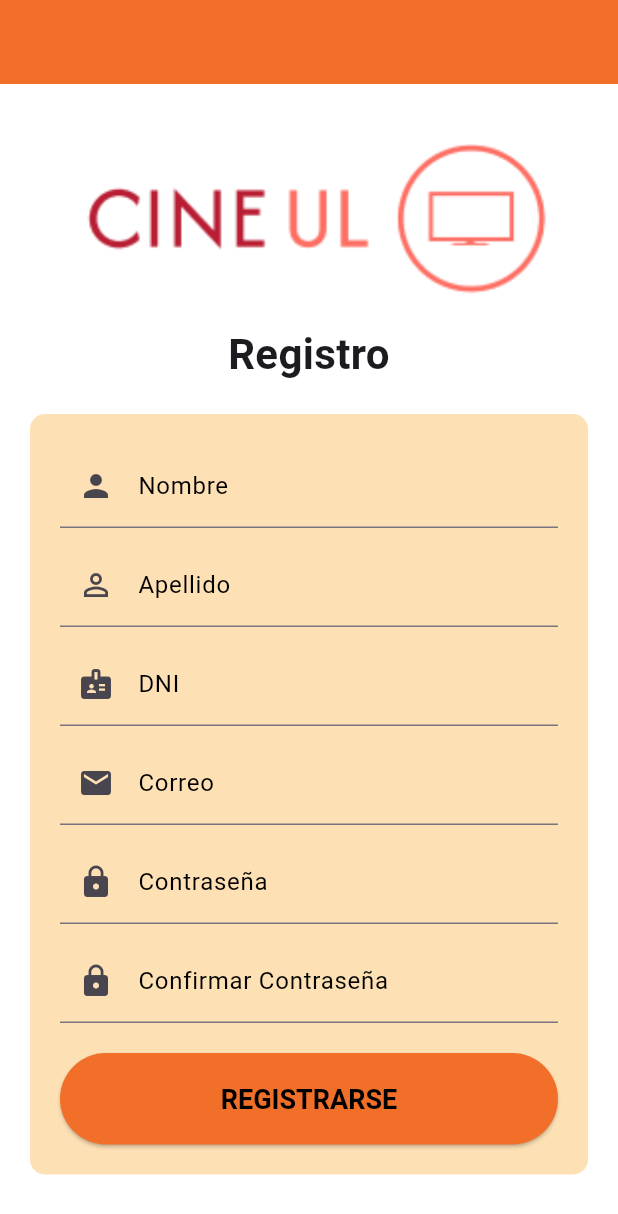
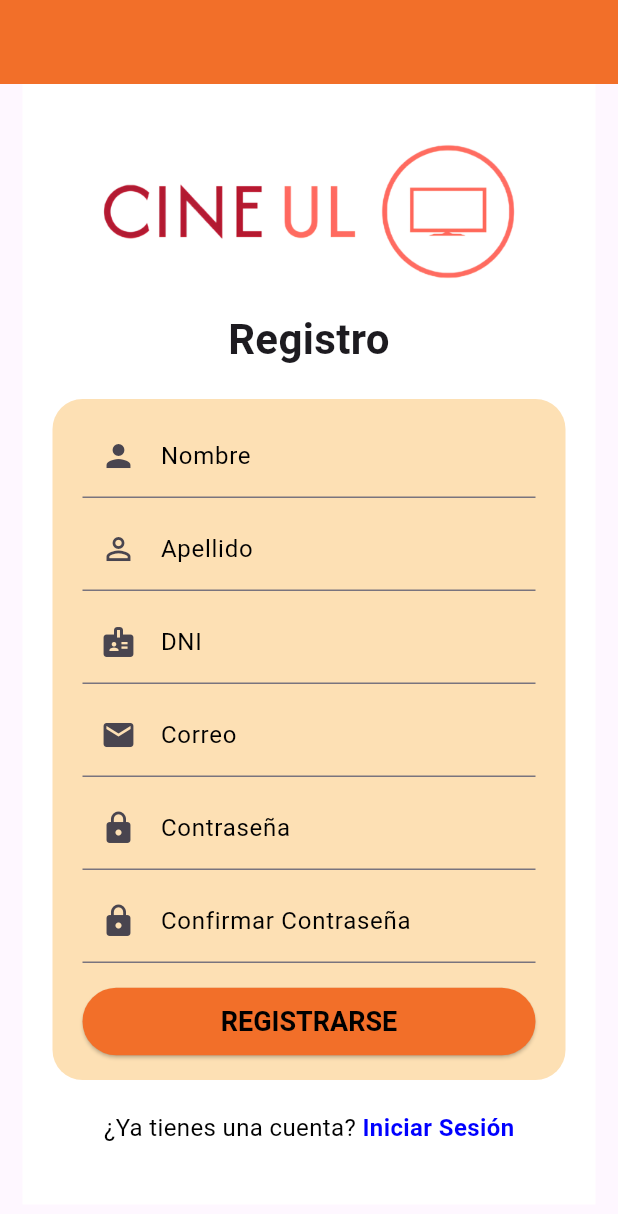
Before and after one commit to IgnaciodeJesus/Progra_Movil, a Flutter app: the screen it shows after launch, after a tap on "LOGIN", after a tap on "Regístrate", on a phone screen of 412 x 824 dp. Shown: the top 1214 px of the screen. Run offline on Flutter 3.47's test engine with Material 3 defaults, Android fonts, the light colour scheme and no system bars; our stand-ins replace carousel_slider, flutter_keyboard_visibility, flutter_svg, font_awesome_flutter, get, google_fonts and 2 more.

Commit message:
standarized login/signup/recovery + appname/logo

```diff
--- a/cineulima/lib/pages/login/loginPage.dart
+++ b/cineulima/lib/pages/login/loginPage.dart
@@ -1,7 +1,7 @@
-import 'package:flutter/cupertino.dart';
 import 'package:flutter/material.dart';
 import 'package:get/get.dart';
 import 'package:font_awesome_flutter/font_awesome_flutter.dart';
+import '../../Widgets/AppBar.dart';
 import './loginController.dart';
 import 'package:google_fonts/google_fonts.dart';
 
@@ -10,18 +10,19 @@ class LoginPage extends StatelessWidget {
 
   Widget _form(BuildContext context, bool isKeyBoardOpen) {
     return Container(
-      height: 290,
       decoration: BoxDecoration(
         color: Color(0xFFFDE0B4),
         borderRadius: BorderRadius.circular(20),
       ),
       margin: EdgeInsets.fromLTRB(
         MediaQuery.of(context).size.width * 0.1, // Margen izquierdo
-        MediaQuery.of(context).size.width * (isKeyBoardOpen ? 0.3 : 0.65), //  Margen superior
+        MediaQuery.of(context).size.width *
+            (isKeyBoardOpen ? 0.3 : 0.65), //  Margen superior
         MediaQuery.of(context).size.width * 0.1, // Margen derecho
-        MediaQuery.of(context).size.width * 0.1, // Margen inferior
+        MediaQuery.of(context).size.width *
+            (isKeyBoardOpen ? 0.05 : 0.5), // Margen inferior
       ),
-      padding: EdgeInsets.all(20),
+      padding: EdgeInsets.symmetric(horizontal: 20, vertical: 10),
       child: Column(
         mainAxisAlignment: MainAxisAlignment.start,
         children: [
@@ -40,13 +41,13 @@ class LoginPage extends StatelessWidget {
                 contentPadding:
                     EdgeInsets.symmetric(vertical: 10, horizontal: 10),
                 focusedBorder: UnderlineInputBorder(
-                  borderSide: BorderSide(
-                      color: Colors.black),
+                  borderSide: BorderSide(color: Colors.black),
                   // Color del borde al enfocar
                 ),
                 prefixIcon: Icon(
                   Icons.person, // Aquí puedes poner el ícono que desees
-                color: Colors.black, // Ajusta el color del ícono si es necesario
+                  color:
+                      Colors.black, // Ajusta el color del ícono si es necesario
                 ),
               ),
               controller: control.userController,
@@ -70,7 +71,8 @@ class LoginPage extends StatelessWidget {
                 ),
                 prefixIcon: Icon(
                   Icons.lock, // Ícono de candado
-                color: Colors.black, // Ajusta el color del ícono si es necesario
+                  color:
+                      Colors.black, // Ajusta el color del ícono si es necesario
                 ),
               ),
               controller: control.passController,
@@ -92,7 +94,8 @@ class LoginPage extends StatelessWidget {
                   padding: EdgeInsets
                       .zero, // Padding cero para eliminar el espacio interno
                   shape: RoundedRectangleBorder(
-                    borderRadius: BorderRadius.circular(30.0), // Bordes cero para eliminar los bordes
+                    borderRadius: BorderRadius.circular(
+                        30.0), // Bordes cero para eliminar los bordes
                   ),
                 ),
                 child: Text(
@@ -104,7 +107,8 @@ class LoginPage extends StatelessWidget {
                 ),
               ),
             ),
-            Obx(() => Text(
+            Obx(
+              () => Text(
                 control.message.value,
                 style: TextStyle(
                   fontSize: 12,
@@ -123,9 +127,6 @@ class LoginPage extends StatelessWidget {
   Widget _links(BuildContext context) {
     return Container(
       child: Column(mainAxisAlignment: MainAxisAlignment.end, children: [
-        SizedBox(
-          height: 10,
-        ),
         Row(
           children: [
             Expanded(
@@ -155,31 +156,30 @@ class LoginPage extends StatelessWidget {
     return Container(color: Color(0XFFFFFFFF));
   }
 
-  Widget _imageBackground(BuildContext context) {
+  Widget _imageBackground(BuildContext context, bool isKeyBoardOpen) {
     return Column(
       children: [
         Align(
             alignment: Alignment.topCenter,
             child: Container(
-                    width: MediaQuery.of(context).size.width * 0.8, // 80% del ancho de la pantalla
-                    height: MediaQuery.of(context).size.height * 0.25, // 40% de la altura de la pantalla
+              height: 90,
+              margin: EdgeInsets.only(top: isKeyBoardOpen ? 15 : 80),
               decoration: BoxDecoration(
                   image: DecorationImage(
-                            image: AssetImage('assets/images/login.png'),
+                      image: AssetImage('assets/images/logo.png'),
                       fit: BoxFit.contain)),
-                )
-            ),
-        Expanded(child: Text(''), flex: 1),
+            )),
       ],
     );
   }
 
   Widget _titlePage(BuildContext context) {
     return Container(
+      alignment: Alignment.topCenter,
       margin: EdgeInsets.fromLTRB(
-        MediaQuery.of(context).size.width * 0.28, // Margen izquierdo
+        MediaQuery.of(context).size.width * 0.2, // Margen izquierdo
         MediaQuery.of(context).size.width * 0.5,
-        MediaQuery.of(context).size.width * 0.28,
+        MediaQuery.of(context).size.width * 0.2,
         MediaQuery.of(context).size.width * 0.1,
       ),
       child: Text(
@@ -192,14 +192,12 @@ class LoginPage extends StatelessWidget {
     );
   }
 
-  Widget _signuPPage(BuildContext context) {
-    return Container(
-            child: Column(mainAxisAlignment: MainAxisAlignment.end,
-            children: [
-              SizedBox(
-                height: 10,
-              ),
-              Row(
+  Widget _signuPPage(BuildContext context, bool isKeyBoardOpen) {
+    return Visibility(
+        visible: !isKeyBoardOpen,
+        child: Container(
+          margin: EdgeInsets.only(top: 550),
+          child: Row(
             mainAxisAlignment: MainAxisAlignment.center,
             children: [
               Text(
@@ -221,10 +219,7 @@ class LoginPage extends StatelessWidget {
               ),
             ],
           ),
-                SizedBox(height: 150),
-            ]
-    ),
-    );
+        ));
   }
 
   Widget _buildBody(BuildContext context) {
@@ -234,10 +229,10 @@ class LoginPage extends StatelessWidget {
     print('2 +++++++++++++++++++++++++');
     return Stack(children: [
       _background(context),
-      _imageBackground(context),
+      _imageBackground(context, isKeyBoardOpen),
       _titlePage(context),
       _form(context, isKeyBoardOpen),
-      _signuPPage(context),
+      _signuPPage(context, isKeyBoardOpen),
     ]);
   }
 
@@ -245,10 +240,7 @@ class LoginPage extends StatelessWidget {
   @override
   Widget build(BuildContext context) {
     return Scaffold(
-      appBar: AppBar(
-        backgroundColor: const Color(0XFFF26F29),
-        automaticallyImplyLeading: false,
-      ),
+      appBar: buildAppBar('', context, false, false),
       body: _buildBody(context),
     );
   }
--- a/cineulima/lib/pages/recover/password_recovery_page.dart
+++ b/cineulima/lib/pages/recover/password_recovery_page.dart
@@ -1,3 +1,4 @@
+import 'package:cineulima/Widgets/AppBar.dart';
 import 'package:cineulima/pages/recover/password_recovery_controller.dart';
 import 'package:flutter/material.dart';
 import 'package:get/get.dart';
@@ -9,19 +10,17 @@ class PasswordRecoveryPage extends StatelessWidget {
   @override
   Widget build(BuildContext context) {
     return Scaffold(
-      appBar: AppBar(
-        backgroundColor: Color(0XFFF26F29),
-      ),
+      appBar: buildAppBar('', context, false, true),
       body: SingleChildScrollView(
         child: Padding(
           padding: EdgeInsets.all(20),
           child: Column(
             crossAxisAlignment: CrossAxisAlignment.center,
             children: [
-              SizedBox(height: 30), // Espacio adicional arriba
+              SizedBox(height: 70), // Espacio adicional arriba
               Image.asset(
                 'assets/images/logo.png',
-                height: 100,
+                height: 90,
               ),
               SizedBox(height: 30),
               Text(
@@ -34,10 +33,11 @@ class PasswordRecoveryPage extends StatelessWidget {
               ),
               SizedBox(height: 30),
               Container(
-                padding: EdgeInsets.all(20),
+                margin: EdgeInsets.symmetric(horizontal: 15),
+                padding: EdgeInsets.symmetric(horizontal: 20, vertical: 10),
                 decoration: BoxDecoration(
                   color: Color(0xFFFDE0B4),
-                  borderRadius: BorderRadius.circular(10),
+                  borderRadius: BorderRadius.circular(20),
                 ),
                 child: Column(
                   crossAxisAlignment: CrossAxisAlignment.stretch,
@@ -47,11 +47,11 @@ class PasswordRecoveryPage extends StatelessWidget {
                       onChanged: (value) => control.dni.value = value,
                       decoration: InputDecoration(
                         labelText: 'DNI',
-                        prefixIcon: Icon(Icons.badge),
+                        prefixIcon: Icon(Icons.person),
                         border: UnderlineInputBorder(),
                       ),
                     ),
-                    SizedBox(height: 20),
+                    SizedBox(height: 6),
                     TextFormField(
                       controller: control.correoController,
                       onChanged: (value) => control.correo.value = value,
@@ -61,14 +61,14 @@ class PasswordRecoveryPage extends StatelessWidget {
                         border: UnderlineInputBorder(),
                       ),
                     ),
-                    SizedBox(height: 20),
+                    SizedBox(height: 15),
                     ElevatedButton(
                       onPressed: () {
                         control.recoverPassword();
                       },
                       style: ElevatedButton.styleFrom(
                         backgroundColor: const Color(0XFFF26F29),
-                        padding: EdgeInsets.symmetric(vertical: 16),
+                        padding: EdgeInsets.symmetric(vertical: 8),
                       ),
                       child: Text(
                         'RECUPERAR',
@@ -79,12 +79,13 @@ class PasswordRecoveryPage extends StatelessWidget {
                         ),
                       ),
                     ),
+                    SizedBox(height: 5)
                   ],
                 ),
               ),
               SizedBox(
                   height:
-                      70), // Espacio adicional entre el contenedor y el texto
+                      50), // Espacio adicional entre el contenedor y el texto
               Align(
                 alignment: Alignment.center,
                 child: GestureDetector(
@@ -102,7 +103,7 @@ class PasswordRecoveryPage extends StatelessWidget {
                           ),
                         ),
                         TextSpan(
-                          text: 'Registrarse',
+                          text: 'Regístrate',
                           style: TextStyle(
                             color: Color(0xFF0000FF),
                             fontSize: 16,
--- a/cineulima/lib/pages/signup/sign_up_page.dart
+++ b/cineulima/lib/pages/signup/sign_up_page.dart
@@ -2,6 +2,8 @@ import 'package:cineulima/pages/signup/sign_up_controller.dart';
 import 'package:flutter/material.dart';
 import 'package:get/get.dart';
 import 'package:flutter_keyboard_visibility/flutter_keyboard_visibility.dart';
+
+import '../../Widgets/AppBar.dart';
 
 class SignUpPage extends StatelessWidget {
   final SignUpController control = Get.put(SignUpController());
@@ -9,13 +11,11 @@ class SignUpPage extends StatelessWidget {
   @override
   Widget build(BuildContext context) {
     return KeyboardVisibilityProvider(
-      child: MaterialApp(
-        home: Scaffold(
-          appBar: AppBar(
-            backgroundColor: Color(0XFFF26F29), // Cambio de color de fondo
-          ),
+      child: Scaffold(
+        appBar: buildAppBar('', context, false, false),
         body: Container(
           color: Colors.white, // Fondo blanco
+          margin: EdgeInsets.symmetric(horizontal: 15),
           padding: EdgeInsets.all(20),
           child: SingleChildScrollView(
             child: Column(
@@ -27,15 +27,16 @@ class SignUpPage extends StatelessWidget {
                       crossAxisAlignment: CrossAxisAlignment.stretch,
                       children: [
                         if (!isKeyboardVisible) ...[
-                            SizedBox(height: 20),
-                            Center(
+                          Container(
+                            child: Center(
                               child: Image.asset(
                                 'assets/images/logo.png',
-                                height: 100,
+                                height: 90,
                               ),
                             ),
+                            margin: EdgeInsets.symmetric(vertical: 20),
+                          )
                         ],
-                          SizedBox(height: 20),
                         Text(
                           'Registro',
                           textAlign: TextAlign.center,
@@ -46,10 +47,11 @@ class SignUpPage extends StatelessWidget {
                         ),
                         SizedBox(height: 20),
                         Container(
-                            padding: EdgeInsets.all(20),
+                          padding: EdgeInsets.symmetric(
+                              horizontal: 20, vertical: 10),
                           decoration: BoxDecoration(
                             color: Color(0xFFFDE0B4),
-                              borderRadius: BorderRadius.circular(10),
+                            borderRadius: BorderRadius.circular(20),
                           ),
                           child: _form(context),
                         ),
@@ -59,8 +61,8 @@ class SignUpPage extends StatelessWidget {
                           children: [
                             Text(
                               '¿Ya tienes una cuenta? ',
-                                style: TextStyle(
-                                    fontSize: 16, color: Colors.black),
+                              style:
+                                  TextStyle(fontSize: 16, color: Colors.black),
                             ),
                             GestureDetector(
                               onTap: () {
@@ -87,7 +89,6 @@ class SignUpPage extends StatelessWidget {
           ),
         ),
       ),
-      ),
     );
   }
 
@@ -101,28 +102,28 @@ class SignUpPage extends StatelessWidget {
           controller: control.nombreController,
           value: control.nombre,
         ),
-        SizedBox(height: 10),
+        SizedBox(height: 6),
         _buildTextField(
           label: 'Apellido',
           icon: Icons.person_outline,
           controller: control.apellidoController,
           value: control.apellido,
         ),
-        SizedBox(height: 10),
+        SizedBox(height: 6),
         _buildTextField(
           label: 'DNI',
           icon: Icons.badge,
           controller: control.dniController,
           value: control.dni,
         ),
-        SizedBox(height: 10),
+        SizedBox(height: 6),
         _buildTextField(
           label: 'Correo',
           icon: Icons.email,
           controller: control.correoController,
           value: control.correo,
         ),
-        SizedBox(height: 10),
+        SizedBox(height: 6),
         _buildTextField(
           label: 'Contraseña',
           icon: Icons.lock,
@@ -130,7 +131,7 @@ class SignUpPage extends StatelessWidget {
           value: control.password,
           obscureText: true,
         ),
-        SizedBox(height: 10),
+        SizedBox(height: 6),
         _buildTextField(
           label: 'Confirmar Contraseña',
           icon: Icons.lock,
@@ -138,7 +139,7 @@ class SignUpPage extends StatelessWidget {
           value: control.confirmPassword,
           obscureText: true,
         ),
-        SizedBox(height: 20),
+        SizedBox(height: 15),
         ElevatedButton(
           onPressed: () {
             control.createAccount();
@@ -146,7 +147,7 @@ class SignUpPage extends StatelessWidget {
           style: ElevatedButton.styleFrom(
             backgroundColor:
                 Color(0XFFF26F29), // Cambio de color de fondo del botón
-            padding: EdgeInsets.symmetric(vertical: 20, horizontal: 40),
+            padding: EdgeInsets.symmetric(vertical: 12, horizontal: 40),
           ),
           child: DefaultTextStyle(
             style: TextStyle(
@@ -157,6 +158,9 @@ class SignUpPage extends StatelessWidget {
             child: Text('REGISTRARSE'), // Texto en mayúsculas
           ),
         ),
+        SizedBox(
+          height: 5,
+        )
       ],
     );
   }
```
Also changed, not shown: cineulima/assets/images/login.png (deleted), cineulima/assets/images/logo.png, cineulima/pubspec.lock, 6 other files. Lines whose indentation alone changed are shown as unchanged.
